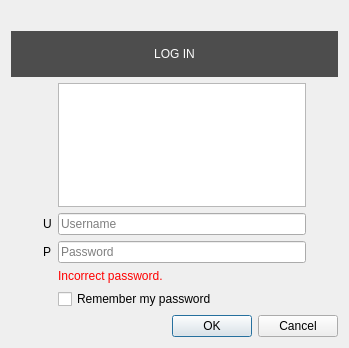
csnover/Drawpile, file src/desktop/ui/logindialog.ui: the form before one commit.
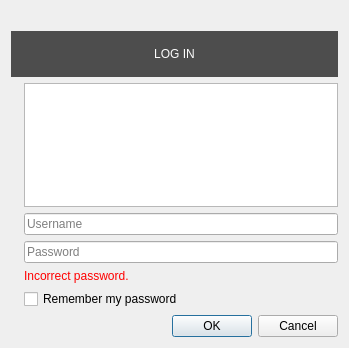
The form after the commit. Icons and pictures are not drawn. Custom widgets are drawn as their Qt base class.

Commit message: Improve UI of login screen and avatar selection

What changed in the file:
```diff
--- a/src/desktop/ui/logindialog.ui
+++ b/src/desktop/ui/logindialog.ui
@@ -47,37 +47,90 @@
        <property name="bottomMargin">
         <number>0</number>
        </property>
-       <item>
-        <widget class="QLabel" name="loginPromptLabel">
-         <property name="styleSheet">
-          <string notr="true">background: #4d4d4d;
-color: #fcfcfc;
-padding: 16px;</string>
-         </property>
-         <property name="text">
-          <string notr="true">LOG IN</string>
-         </property>
-         <property name="textFormat">
-          <enum>Qt::PlainText</enum>
-         </property>
-         <property name="alignment">
-          <set>Qt::AlignCenter</set>
-         </property>
-        </widget>
-       </item>
        <item>
         <layout class="QGridLayout">
-         <item row="3" column="2">
-          <widget class="QLabel" name="badPasswordLabel">
+         <item row="0" column="0" colspan="2">
+          <widget class="QLabel" name="loginPromptLabel">
            <property name="styleSheet">
-            <string notr="true">color: red</string>
+            <string notr="true">background: #4d4d4d;
+  color: #fcfcfc;
+  padding: 16px;</string>
            </property>
            <property name="text">
-            <string>Incorrect password.</string>
+            <string notr="true">LOG IN</string>
            </property>
+           <property name="textFormat">
+            <enum>Qt::PlainText</enum>
+           </property>
+           <property name="alignment">
+            <set>Qt::AlignCenter</set>
+           </property>
+           <property name="sizePolicy">
+            <sizepolicy hsizetype="Preferred" vsizetype="Fixed">
+             <horstretch>0</horstretch>
+             <verstretch>0</verstretch>
+            </sizepolicy>
+           </property>
           </widget>
          </item>
-         <item row="2" column="2">
+         <item row="1" column="0">
+          <widget class="QLabel" name="avatarIcon">
+           <property name="alignment">
+            <set>Qt::AlignBottom</set>
+           </property>
+          </widget>
+         </item>
+         <item row="1" column="1">
+          <widget class="QListView" name="avatarList">
+           <property name="viewMode">
+            <enum>QListView::IconMode</enum>
+           </property>
+           <property name="resizeMode">
+            <enum>QListView::Adjust</enum>
+           </property>
+           <property name="movement">
+            <enum>QListView::Static</enum>
+           </property>
+           <property name="horizontalScrollBarPolicy">
+            <enum>Qt::ScrollBarAlwaysOff</enum>
+           </property>
+           <property name="uniformItemSizes">
+            <bool>true</bool>
+           </property>
+           <property name="wrapping">
+            <bool>true</bool>
+           </property>
+           <property name="minimumSize">
+            <size>
+             <width>0</width>
+             <height>40</height>
+            </size>
+           </property>
+           <property name="sizeAdjustPolicy">
+            <enum>QAbstractScrollArea::AdjustToContents</enum>
+           </property>
+           <property name="sizePolicy">
+            <sizepolicy hsizetype="Expanding" vsizetype="Minimum">
+             <horstretch>0</horstretch>
+             <verstretch>0</verstretch>
+            </sizepolicy>
+           </property>
+          </widget>
+         </item>
+         <item row="2" column="0">
+          <widget class="QLabel" name="usernameIcon"></widget>
+         </item>
+         <item row="2" column="1">
+          <widget class="QLineEdit" name="username">
+           <property name="placeholderText">
+            <string>Username</string>
+           </property>
+          </widget>
+         </item>
+         <item row="3" column="0">
+          <widget class="QLabel" name="passwordIcon"></widget>
+         </item>
+         <item row="3" column="1">
           <widget class="QLineEdit" name="password">
            <property name="echoMode">
             <enum>QLineEdit::Password</enum>
@@ -90,82 +143,31 @@
            </property>
           </widget>
          </item>
-         <item row="4" column="2">
+         <item row="4" column="1">
+          <widget class="QLabel" name="badPasswordLabel">
+           <property name="styleSheet">
+            <string notr="true">color: red</string>
+           </property>
+           <property name="text">
+            <string>Incorrect password.</string>
+           </property>
+           <property name="sizePolicy">
+            <sizepolicy hsizetype="Preferred" vsizetype="Fixed">
+             <horstretch>0</horstretch>
+             <verstretch>0</verstretch>
+            </sizepolicy>
+           </property>
+          </widget>
+         </item>
+         <item row="5" column="1">
           <widget class="QCheckBox" name="rememberPassword">
            <property name="text">
             <string>Remember my password</string>
            </property>
           </widget>
          </item>
-         <item row="2" column="0">
-          <spacer>
-           <property name="orientation">
-            <enum>Qt::Horizontal</enum>
-           </property>
-           <property name="sizeHint" stdset="0">
-            <size>
-             <width>40</width>
-             <height>20</height>
-            </size>
-           </property>
-          </spacer>
-         </item>
-         <item row="1" column="2">
-          <widget class="QLineEdit" name="username">
-           <property name="placeholderText">
-            <string>Username</string>
-           </property>
-          </widget>
-         </item>
-         <item row="2" column="3">
-          <spacer>
-           <property name="orientation">
-            <enum>Qt::Horizontal</enum>
-           </property>
-           <property name="sizeHint" stdset="0">
-            <size>
-             <width>40</width>
-             <height>20</height>
-            </size>
-           </property>
-          </spacer>
-         </item>
-         <item row="1" column="1">
-          <widget class="QLabel" name="usernameIcon">
-           <property name="text">
-            <string notr="true">U</string>
-           </property>
-          </widget>
-         </item>
-         <item row="2" column="1">
-          <widget class="QLabel" name="passwordIcon">
-           <property name="text">
-            <string notr="true">P</string>
-           </property>
-          </widget>
-         </item>
-         <item row="0" column="2">
-          <widget class="QListView" name="avatarList">
-           <property name="viewMode">
-             <enum>QListView::IconMode</enum>
-           </property>
-          </widget>
-         </item>
         </layout>
        </item>
-       <item>
-        <spacer>
-         <property name="orientation">
-          <enum>Qt::Vertical</enum>
-         </property>
-         <property name="sizeHint" stdset="0">
-          <size>
-           <width>20</width>
-           <height>59</height>
-          </size>
-         </property>
-        </spacer>
-       </item>
       </layout>
      </widget>
      <widget class="QWidget" name="listingPage">
```
The commit also changes 14 other files.
